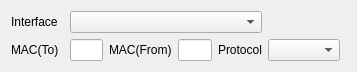
First picture: the form in src/ui/ethernet_widget.ui, repository public0821/npg, before the edit.
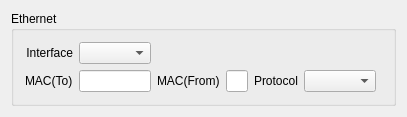
Second picture: the form after the edit.

Diff of the .ui file:
```diff
--- a/src/ui/ethernet_widget.ui
+++ b/src/ui/ethernet_widget.ui
@@ -6,68 +6,83 @@
    <rect>
     <x>0</x>
     <y>0</y>
-    <width>357</width>
-    <height>64</height>
+    <width>407</width>
+    <height>96</height>
    </rect>
   </property>
   <property name="windowTitle">
    <string>EthernetWidget</string>
   </property>
+  <layout class="QGridLayout" name="gridLayout_2">
+   <item row="0" column="0" colspan="4">
+    <widget class="QGroupBox" name="GroupBox">
+     <property name="title">
+      <string>Ethernet</string>
+     </property>
   <layout class="QGridLayout" name="gridLayout">
    <item row="0" column="0">
     <widget class="QLabel" name="label_8">
+        <property name="layoutDirection">
+         <enum>Qt::LeftToRight</enum>
+        </property>
      <property name="text">
       <string>Interface</string>
      </property>
-    </widget>
-   </item>
-   <item row="0" column="2" colspan="4">
+        <property name="alignment">
+         <set>Qt::AlignRight|Qt::AlignTrailing|Qt::AlignVCenter</set>
+        </property>
+       </widget>
+      </item>
+      <item row="0" column="1">
     <widget class="QComboBox" name="interface_box"/>
    </item>
-   <item row="1" column="0" colspan="2">
+      <item row="0" column="2" colspan="5">
+       <spacer name="horizontalSpacer">
+        <property name="orientation">
+         <enum>Qt::Horizontal</enum>
+        </property>
+        <property name="sizeHint" stdset="0">
+         <size>
+          <width>40</width>
+          <height>20</height>
+         </size>
+        </property>
+       </spacer>
+      </item>
+      <item row="1" column="0">
     <widget class="QLabel" name="label_6">
+        <property name="layoutDirection">
+         <enum>Qt::RightToLeft</enum>
+        </property>
      <property name="text">
       <string>MAC(To)</string>
      </property>
     </widget>
    </item>
-   <item row="1" column="2">
+      <item row="1" column="1">
     <widget class="QLineEdit" name="to_mac_edit"/>
    </item>
-   <item row="1" column="3">
+      <item row="1" column="2">
     <widget class="QLabel" name="label_7">
      <property name="text">
       <string>MAC(From)</string>
      </property>
     </widget>
    </item>
-   <item row="1" column="4">
+      <item row="1" column="3">
     <widget class="QLineEdit" name="from_mac_edit"/>
    </item>
-   <item row="1" column="5">
+      <item row="1" column="4">
     <widget class="QLabel" name="label_9">
      <property name="text">
       <string>Protocol</string>
      </property>
     </widget>
    </item>
-   <item row="1" column="6">
+      <item row="1" column="5">
     <widget class="QComboBox" name="protocol_box"/>
    </item>
-   <item row="0" column="6" colspan="2">
-    <spacer name="horizontalSpacer">
-     <property name="orientation">
-      <enum>Qt::Horizontal</enum>
-     </property>
-     <property name="sizeHint" stdset="0">
-      <size>
-       <width>40</width>
-       <height>20</height>
-      </size>
-     </property>
-    </spacer>
-   </item>
-   <item row="1" column="7">
+      <item row="1" column="6">
     <spacer name="horizontalSpacer_2">
      <property name="orientation">
       <enum>Qt::Horizontal</enum>
@@ -79,6 +94,9 @@
       </size>
      </property>
     </spacer>
+      </item>
+     </layout>
+    </widget>
    </item>
   </layout>
  </widget>
```
Lines whose indentation alone changed are shown as unchanged.
